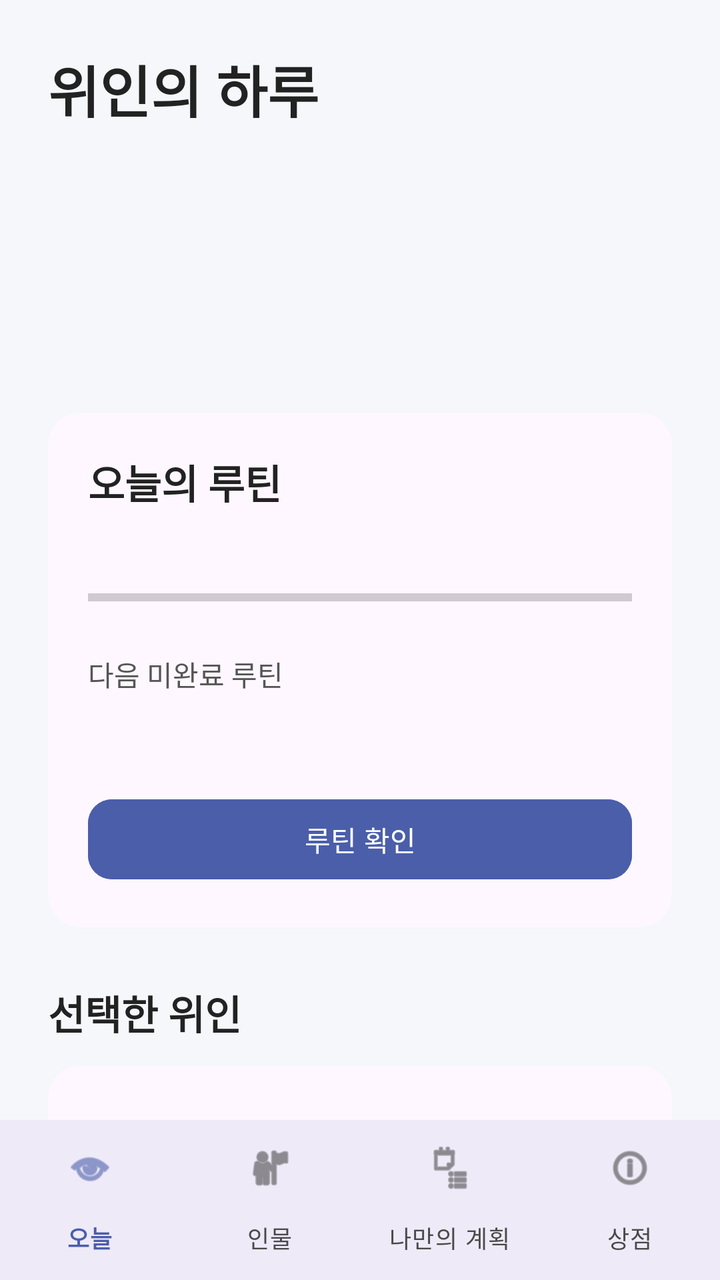
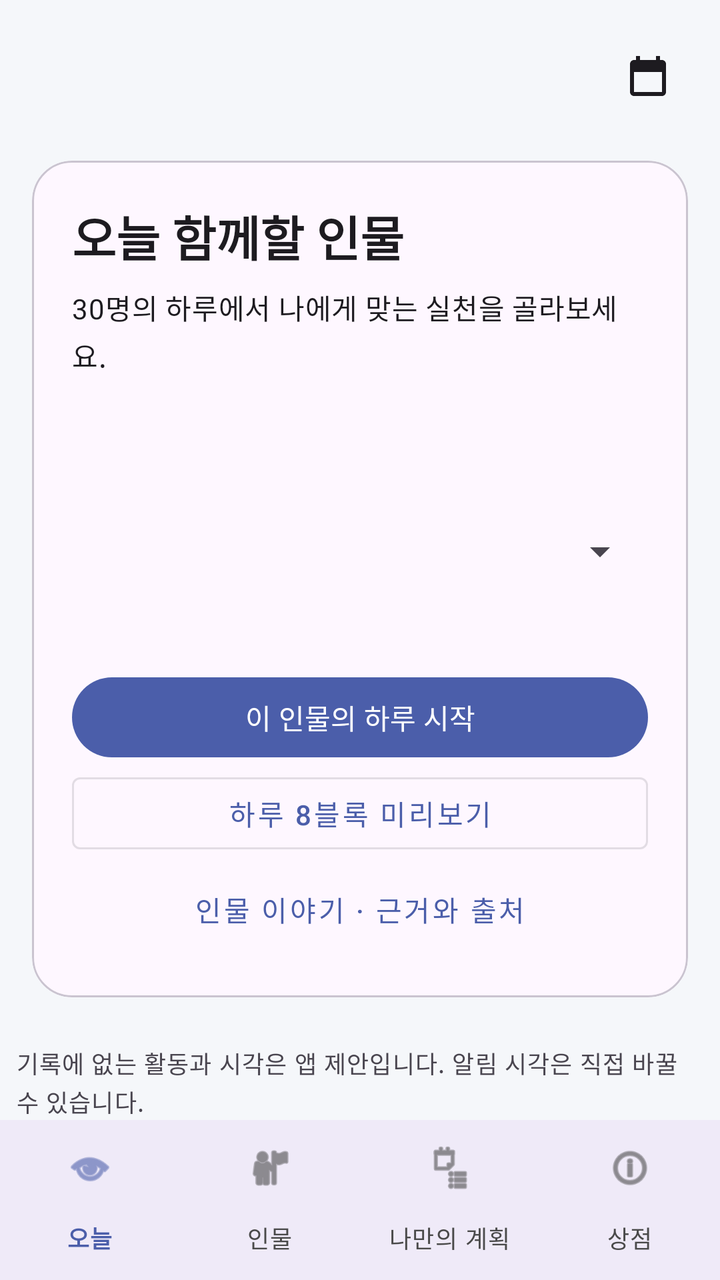

The first picture is an Android layout as it rendered before a commit; the second is the same layout after the commit. The layout source and the unified diff follow.
<!-- AndroidManifest.xml: application theme Theme.AndroidApp -->
<!-- res/layout/activity_main.xml -->
<?xml version="1.0" encoding="utf-8"?>
<LinearLayout xmlns:android="http://schemas.android.com/apk/res/android"
    xmlns:app="http://schemas.android.com/apk/res-auto"
    xmlns:tools="http://schemas.android.com/tools"
    android:layout_width="match_parent"
    android:layout_height="match_parent"
    android:orientation="vertical"
    android:background="@color/home_background"
    tools:context=".MainActivity">

    <androidx.core.widget.NestedScrollView
        android:layout_width="match_parent"
        android:layout_height="0dp"
        android:layout_weight="1"
        android:fillViewport="true">

        <LinearLayout
            android:layout_width="match_parent"
            android:layout_height="wrap_content"
            android:orientation="vertical"
            android:padding="24dp">

            <TextView
                android:id="@+id/tvGreeting1"
                android:layout_width="match_parent"
                android:layout_height="wrap_content"
                android:text="@string/home_title"
                android:textColor="@color/home_text"
                android:textSize="28sp"
                android:textStyle="bold" />

            <TextView
                android:id="@+id/tvGreeting2"
                android:layout_width="match_parent"
                android:layout_height="wrap_content"
                android:layout_marginTop="8dp"
                android:textColor="@color/home_secondary"
                android:textSize="14sp" />

            <TextView android:id="@+id/home_badge" android:layout_width="match_parent" android:layout_height="wrap_content" android:layout_marginTop="12dp" android:textColor="@color/home_primary" android:textAppearance="?attr/textAppearanceTitleMedium" />
            <TextView android:id="@+id/home_coins" android:layout_width="match_parent" android:layout_height="wrap_content" android:layout_marginTop="8dp" android:textAppearance="?attr/textAppearanceHeadlineSmall" />
            <TextView android:id="@+id/home_alarm_status" android:layout_width="match_parent" android:layout_height="wrap_content" android:textAppearance="?attr/textAppearanceBodySmall" />

            <com.google.android.material.card.MaterialCardView
                android:id="@+id/cardTodayRoutine"
                android:layout_width="match_parent"
                android:layout_height="wrap_content"
                android:layout_marginTop="24dp"
                app:cardBackgroundColor="?attr/colorSurface"
                app:cardCornerRadius="16dp"
                app:cardElevation="0dp"
                app:strokeWidth="0dp">

                <LinearLayout
                    android:layout_width="match_parent"
                    android:layout_height="wrap_content"
                    android:orientation="vertical"
                    android:padding="20dp">

                    <TextView
                        android:id="@+id/tvRoutineHeader"
                        android:layout_width="match_parent"
                        android:layout_height="wrap_content"
                        android:text="@string/home_today_routine"
                        android:textColor="@color/home_text"
                        android:textSize="20sp"
                        android:textStyle="bold" />

                    <TextView
                        android:id="@+id/tvRoutineProgressLabel"
                        android:layout_width="match_parent"
                        android:layout_height="wrap_content"
                        android:layout_marginTop="8dp"
                        android:textColor="@color/home_primary"
                        android:textSize="14sp" />

                    <ProgressBar
                        android:id="@+id/progressBar"
                        style="?android:attr/progressBarStyleHorizontal"
                        android:layout_width="match_parent"
                        android:layout_height="8dp"
                        android:layout_marginTop="12dp"
                        android:progressTint="@color/home_primary" />

                    <TextView
                        android:id="@+id/tvNextRoutineLabel"
                        android:layout_width="match_parent"
                        android:layout_height="wrap_content"
                        android:layout_marginTop="24dp"
                        android:text="@string/home_next_label"
                        android:textColor="@color/home_secondary"
                        android:textSize="14sp" />

                    <TextView
                        android:id="@+id/tvNextRoutine"
                        android:layout_width="match_parent"
                        android:layout_height="wrap_content"
                        android:layout_marginTop="4dp"
                        android:textColor="@color/home_text"
                        android:textSize="18sp"
                        android:textStyle="bold" />

                    <Button
                        android:id="@+id/btnCheckRoutine"
                        android:layout_width="match_parent"
                        android:layout_height="wrap_content"
                        android:minHeight="48dp"
                        android:layout_marginTop="20dp"
                        android:backgroundTint="@color/home_primary"
                        android:text="@string/home_check_routine"
                        android:textColor="@color/home_on_primary"
                        app:cornerRadius="12dp" />
                </LinearLayout>
            </com.google.android.material.card.MaterialCardView>

            <TextView
                android:id="@+id/tvHeroSectionTitle"
                android:layout_width="match_parent"
                android:layout_height="wrap_content"
                android:layout_marginTop="28dp"
                android:text="@string/home_selected_hero"
                android:textColor="@color/home_text"
                android:textSize="20sp"
                android:textStyle="bold" />

            <com.google.android.material.card.MaterialCardView
                android:id="@+id/cardTodayHero"
                android:layout_width="match_parent"
                android:layout_height="wrap_content"
                android:layout_marginTop="12dp"
                app:cardBackgroundColor="?attr/colorSurface"
                app:cardCornerRadius="16dp"
                app:cardElevation="0dp"
                app:strokeWidth="0dp">

                <LinearLayout
                    android:layout_width="match_parent"
                    android:layout_height="wrap_content"
                    android:gravity="center_horizontal"
                    android:orientation="vertical"
                    android:padding="20dp">

                    <ImageView
                        android:id="@+id/ivHeroImage"
                        android:layout_width="100dp"
                        android:layout_height="100dp"
                        android:layout_marginBottom="16dp"
                        android:contentDescription="@null"
                        android:scaleType="centerCrop" />

                    <TextView
                        android:id="@+id/tvHeroName"
                        android:layout_width="match_parent"
                        android:layout_height="wrap_content"
                        android:gravity="center"
                        android:textColor="@color/home_text"
                        android:textSize="20sp"
                        android:textStyle="bold" />

                    <TextView
                        android:id="@+id/tvHeroQuote"
                        android:layout_width="match_parent"
                        android:layout_height="wrap_content"
                        android:layout_marginTop="8dp"
                        android:gravity="center"
                        android:textColor="@color/home_secondary"
                        android:textSize="14sp" />

                    <Button
                        android:id="@+id/btnViewHero"
                        style="@style/Widget.MaterialComponents.Button.OutlinedButton"
                        android:layout_width="match_parent"
                        android:layout_height="wrap_content"
                        android:layout_marginTop="20dp"
                        android:minHeight="48dp"
                        android:text="@string/home_choose_hero"
                        android:textColor="@color/home_primary"
                        app:cornerRadius="12dp"
                        app:strokeColor="@color/home_primary"
                        app:strokeWidth="1dp" />
                </LinearLayout>
            </com.google.android.material.card.MaterialCardView>

            <TextView
                android:layout_width="match_parent"
                android:layout_height="wrap_content"
                android:layout_marginTop="20dp"
                android:text="@string/home_demo_notice"
                android:textColor="@color/home_secondary"
                android:textSize="13sp" />
            <com.google.android.material.button.MaterialButton android:id="@+id/btnShop" android:layout_width="match_parent" android:layout_height="wrap_content" android:text="@string/personal_shop" />
            <com.google.android.material.button.MaterialButton android:id="@+id/btnHistory" style="@style/Widget.MaterialComponents.Button.TextButton" android:layout_width="match_parent" android:layout_height="wrap_content" android:text="@string/personal_history" />
        </LinearLayout>
    </androidx.core.widget.NestedScrollView>

    <include layout="@layout/layout_bottom_nav" />
</LinearLayout>
<!-- res/layout/layout_bottom_nav.xml (included above) -->
<?xml version="1.0" encoding="utf-8"?>
<com.google.android.material.bottomnavigation.BottomNavigationView
    xmlns:android="http://schemas.android.com/apk/res/android"
    xmlns:app="http://schemas.android.com/apk/res-auto"
    android:id="@+id/bottomNavigationView"
    android:layout_width="match_parent"
    android:layout_height="wrap_content"
    android:layout_gravity="bottom"
    android:background="?attr/colorSurface"
    app:itemIconTint="@color/nav_item_color"
    app:itemTextColor="@color/nav_item_color"
    app:labelVisibilityMode="labeled"
    app:menu="@menu/bottom_nav_menu" />
<!-- resources referenced by this layout -->
<resources>
  <color name="home_background">#F5F7FA</color>
  <color name="home_on_primary">#FFFFFF</color>
  <color name="home_primary">#4B5EAA</color>
  <color name="home_secondary">#555555</color>
  <color name="home_text">#222222</color>
  <string name="home_check_routine">루틴 확인</string>
  <string name="home_choose_hero">위인 선택</string>
  <string name="home_demo_notice">역사에 기록된 습관을 오늘의 실천으로 이어갑니다. 루틴의 실천 시간은 직접 바꿀 수 있으며, 코인은 이 앱 안에서만 사용합니다.</string>
  <string name="home_next_label">다음 미완료 루틴</string>
  <string name="home_selected_hero">선택한 위인</string>
  <string name="home_title">위인의 하루</string>
  <string name="home_today_routine">오늘의 루틴</string>
  <string name="personal_history">완료 기록</string>
  <string name="personal_shop">코인 상점</string>
  <style name="Theme.AndroidApp" parent="Base.Theme.AndroidApp" />
  <style name="Base.Theme.AndroidApp" parent="Theme.Material3.DayNight.NoActionBar">
          <item name="colorPrimary">@color/home_primary</item>
          <item name="colorSecondary">@color/home_primary</item>
          
          
      </style>
</resources>

<!-- the commit's change to res/layout/activity_main.xml (unified diff, before → after) -->
@@ -1,199 +1,50 @@
 <?xml version="1.0" encoding="utf-8"?>
-<LinearLayout xmlns:android="http://schemas.android.com/apk/res/android"
-    xmlns:app="http://schemas.android.com/apk/res-auto"
-    xmlns:tools="http://schemas.android.com/tools"
-    android:layout_width="match_parent"
-    android:layout_height="match_parent"
-    android:orientation="vertical"
-    android:background="@color/home_background"
-    tools:context=".MainActivity">
-
-    <androidx.core.widget.NestedScrollView
-        android:layout_width="match_parent"
-        android:layout_height="0dp"
-        android:layout_weight="1"
-        android:fillViewport="true">
-
-        <LinearLayout
-            android:layout_width="match_parent"
-            android:layout_height="wrap_content"
-            android:orientation="vertical"
-            android:padding="24dp">
-
-            <TextView
-                android:id="@+id/tvGreeting1"
-                android:layout_width="match_parent"
-                android:layout_height="wrap_content"
-                android:text="@string/home_title"
-                android:textColor="@color/home_text"
-                android:textSize="28sp"
-                android:textStyle="bold" />
-
-            <TextView
-                android:id="@+id/tvGreeting2"
-                android:layout_width="match_parent"
-                android:layout_height="wrap_content"
-                android:layout_marginTop="8dp"
-                android:textColor="@color/home_secondary"
-                android:textSize="14sp" />
-
-            <TextView android:id="@+id/home_badge" android:layout_width="match_parent" android:layout_height="wrap_content" android:layout_marginTop="12dp" android:textColor="@color/home_primary" android:textAppearance="?attr/textAppearanceTitleMedium" />
-            <TextView android:id="@+id/home_coins" android:layout_width="match_parent" android:layout_height="wrap_content" android:layout_marginTop="8dp" android:textAppearance="?attr/textAppearanceHeadlineSmall" />
-            <TextView android:id="@+id/home_alarm_status" android:layout_width="match_parent" android:layout_height="wrap_content" android:textAppearance="?attr/textAppearanceBodySmall" />
-
-            <com.google.android.material.card.MaterialCardView
-                android:id="@+id/cardTodayRoutine"
-                android:layout_width="match_parent"
-                android:layout_height="wrap_content"
-                android:layout_marginTop="24dp"
-                app:cardBackgroundColor="?attr/colorSurface"
-                app:cardCornerRadius="16dp"
-                app:cardElevation="0dp"
-                app:strokeWidth="0dp">
-
-                <LinearLayout
-                    android:layout_width="match_parent"
-                    android:layout_height="wrap_content"
-                    android:orientation="vertical"
-                    android:padding="20dp">
-
-                    <TextView
-                        android:id="@+id/tvRoutineHeader"
-                        android:layout_width="match_parent"
-                        android:layout_height="wrap_content"
-                        android:text="@string/home_today_routine"
-                        android:textColor="@color/home_text"
-                        android:textSize="20sp"
-                        android:textStyle="bold" />
-
-                    <TextView
-                        android:id="@+id/tvRoutineProgressLabel"
-                        android:layout_width="match_parent"
-                        android:layout_height="wrap_content"
-                        android:layout_marginTop="8dp"
-                        android:textColor="@color/home_primary"
-                        android:textSize="14sp" />
-
-                    <ProgressBar
-                        android:id="@+id/progressBar"
-                        style="?android:attr/progressBarStyleHorizontal"
-                        android:layout_width="match_parent"
-                        android:layout_height="8dp"
-                        android:layout_marginTop="12dp"
-                        android:progressTint="@color/home_primary" />
-
-                    <TextView
-                        android:id="@+id/tvNextRoutineLabel"
-                        android:layout_width="match_parent"
-                        android:layout_height="wrap_content"
-                        android:layout_marginTop="24dp"
-                        android:text="@string/home_next_label"
-                        android:textColor="@color/home_secondary"
-                        android:textSize="14sp" />
-
-                    <TextView
-                        android:id="@+id/tvNextRoutine"
-                        android:layout_width="match_parent"
-                        android:layout_height="wrap_content"
-                        android:layout_marginTop="4dp"
-                        android:textColor="@color/home_text"
-                        android:textSize="18sp"
-                        android:textStyle="bold" />
-
-                    <Button
-                        android:id="@+id/btnCheckRoutine"
-                        android:layout_width="match_parent"
-                        android:layout_height="wrap_content"
-                        android:minHeight="48dp"
-                        android:layout_marginTop="20dp"
-                        android:backgroundTint="@color/home_primary"
-                        android:text="@string/home_check_routine"
-                        android:textColor="@color/home_on_primary"
-                        app:cornerRadius="12dp" />
+<LinearLayout xmlns:android="http://schemas.android.com/apk/res/android" xmlns:app="http://schemas.android.com/apk/res-auto" android:layout_width="match_parent" android:layout_height="match_parent" android:orientation="vertical" android:background="@color/home_background">
+    <androidx.core.widget.NestedScrollView android:layout_width="match_parent" android:layout_height="0dp" android:layout_weight="1" android:fillViewport="true">
+        <LinearLayout android:layout_width="match_parent" android:layout_height="wrap_content" android:orientation="vertical">
+            <LinearLayout android:layout_width="match_parent" android:layout_height="wrap_content" android:gravity="center_vertical" android:paddingStart="20dp" android:paddingEnd="12dp" android:paddingTop="12dp">
+                <LinearLayout android:layout_width="0dp" android:layout_height="wrap_content" android:layout_weight="1" android:orientation="vertical">
+                    <TextView android:id="@+id/routine_title" android:layout_width="match_parent" android:layout_height="wrap_content" android:textSize="22sp" android:textStyle="bold" android:textColor="?android:attr/textColorPrimary"/>
+                    <TextView android:id="@+id/routine_date" android:layout_width="match_parent" android:layout_height="wrap_content" android:layout_marginTop="4dp" android:textColor="?android:attr/textColorSecondary"/>
+                </LinearLayout>
+                <ImageButton android:id="@+id/iv_calendar" android:layout_width="48dp" android:layout_height="48dp" android:padding="12dp" android:src="@drawable/ic_calendar" android:contentDescription="@string/routine_choose_date" android:background="?attr/selectableItemBackgroundBorderless" app:tint="?android:attr/textColorPrimary"/>
+            </LinearLayout>
+            <com.google.android.material.card.MaterialCardView android:id="@+id/today_hero_card" android:layout_width="match_parent" android:layout_height="wrap_content" android:layout_margin="16dp" app:cardCornerRadius="20dp" app:cardElevation="0dp" app:cardBackgroundColor="?attr/colorSurface">
+                <LinearLayout android:layout_width="match_parent" android:layout_height="wrap_content" android:orientation="vertical" android:padding="20dp">
+                    <TextView android:layout_width="match_parent" android:layout_height="wrap_content" android:text="@string/today_pick_title" android:textAppearance="?attr/textAppearanceHeadlineSmall" android:textStyle="bold"/>
+                    <TextView android:layout_width="match_parent" android:layout_height="wrap_content" android:layout_marginTop="8dp" android:text="@string/today_pick_subtitle" android:textAppearance="?attr/textAppearanceBodyMedium"/>
+                    <ImageView android:id="@+id/today_hero_portrait" android:layout_width="48dp" android:layout_height="48dp" android:layout_marginTop="16dp" android:contentDescription="@null"/>
+                    <Spinner android:id="@+id/today_hero_picker" android:layout_width="match_parent" android:layout_height="wrap_content" android:minHeight="48dp" android:contentDescription="@string/today_pick_title"/>
+                    <TextView android:id="@+id/today_hero_field" android:layout_width="match_parent" android:layout_height="wrap_content" android:textAppearance="?attr/textAppearanceBodyMedium"/>
+                    <com.google.android.material.button.MaterialButton android:id="@+id/today_start_day" android:layout_width="match_parent" android:layout_height="wrap_content" android:minHeight="48dp" android:layout_marginTop="16dp" android:text="@string/day_start"/>
+                    <com.google.android.material.button.MaterialButton android:id="@+id/today_preview_toggle" style="@style/Widget.MaterialComponents.Button.OutlinedButton" android:layout_width="match_parent" android:layout_height="wrap_content" android:minHeight="48dp" android:text="@string/today_show_preview"/>
+                    <LinearLayout android:id="@+id/today_day_preview" android:layout_width="match_parent" android:layout_height="wrap_content" android:orientation="vertical" android:visibility="gone"/>
+                    <com.google.android.material.button.MaterialButton android:id="@+id/today_hero_detail" style="@style/Widget.MaterialComponents.Button.TextButton" android:layout_width="match_parent" android:layout_height="wrap_content" android:minHeight="48dp" android:text="@string/today_sources"/>
                 </LinearLayout>
             </com.google.android.material.card.MaterialCardView>
-
-            <TextView
-                android:id="@+id/tvHeroSectionTitle"
-                android:layout_width="match_parent"
-                android:layout_height="wrap_content"
-                android:layout_marginTop="28dp"
-                android:text="@string/home_selected_hero"
-                android:textColor="@color/home_text"
-                android:textSize="20sp"
-                android:textStyle="bold" />
-
-            <com.google.android.material.card.MaterialCardView
-                android:id="@+id/cardTodayHero"
-                android:layout_width="match_parent"
-                android:layout_height="wrap_content"
-                android:layout_marginTop="12dp"
-                app:cardBackgroundColor="?attr/colorSurface"
-                app:cardCornerRadius="16dp"
-                app:cardElevation="0dp"
-                app:strokeWidth="0dp">
-
-                <LinearLayout
-                    android:layout_width="match_parent"
-                    android:layout_height="wrap_content"
-                    android:gravity="center_horizontal"
-                    android:orientation="vertical"
-                    android:padding="20dp">
-
-                    <ImageView
-                        android:id="@+id/ivHeroImage"
-                        android:layout_width="100dp"
-                        android:layout_height="100dp"
-                        android:layout_marginBottom="16dp"
-                        android:contentDescription="@null"
-                        android:scaleType="centerCrop" />
-
-                    <TextView
-                        android:id="@+id/tvHeroName"
-                        android:layout_width="match_parent"
-                        android:layout_height="wrap_content"
-                        android:gravity="center"
-                        android:textColor="@color/home_text"
-                        android:textSize="20sp"
-                        android:textStyle="bold" />
-
-                    <TextView
-                        android:id="@+id/tvHeroQuote"
-                        android:layout_width="match_parent"
-                        android:layout_height="wrap_content"
-                        android:layout_marginTop="8dp"
-                        android:gravity="center"
-                        android:textColor="@color/home_secondary"
-                        android:textSize="14sp" />
-
-                    <Button
-                        android:id="@+id/btnViewHero"
-                        style="@style/Widget.MaterialComponents.Button.OutlinedButton"
-                        android:layout_width="match_parent"
-                        android:layout_height="wrap_content"
-                        android:layout_marginTop="20dp"
-                        android:minHeight="48dp"
-                        android:text="@string/home_choose_hero"
-                        android:textColor="@color/home_primary"
-                        app:cornerRadius="12dp"
-                        app:strokeColor="@color/home_primary"
-                        app:strokeWidth="1dp" />
+            <TextView android:id="@+id/day_notice" android:layout_width="match_parent" android:layout_height="wrap_content" android:text="@string/day_notice" android:textAppearance="?attr/textAppearanceBodySmall" android:padding="8dp"/>
+            <com.google.android.material.card.MaterialCardView android:layout_width="match_parent" android:layout_height="wrap_content" android:layout_margin="16dp" app:cardCornerRadius="20dp" app:cardElevation="0dp" app:cardBackgroundColor="?attr/colorPrimaryContainer">
+                <LinearLayout android:layout_width="match_parent" android:layout_height="wrap_content" android:orientation="vertical" android:padding="20dp">
+                    <TextView android:id="@+id/day_badge" android:layout_width="match_parent" android:layout_height="wrap_content" android:textAppearance="?attr/textAppearanceLabelLarge" android:textColor="?attr/colorOnPrimaryContainer"/>
+                    <TextView android:id="@+id/personal_summary" android:layout_width="match_parent" android:layout_height="wrap_content" android:layout_marginTop="8dp" android:textAppearance="?attr/textAppearanceTitleLarge" android:textStyle="bold" android:textColor="?attr/colorOnPrimaryContainer"/>
+                    <com.google.android.material.progressindicator.LinearProgressIndicator android:id="@+id/timeline_progress" android:layout_width="match_parent" android:layout_height="wrap_content" android:layout_marginTop="16dp" app:trackThickness="8dp" app:trackCornerRadius="4dp"/>
+                    <TextView android:id="@+id/timeline_next" android:layout_width="match_parent" android:layout_height="wrap_content" android:layout_marginTop="16dp" android:textAppearance="?attr/textAppearanceBodyLarge" android:textColor="?attr/colorOnPrimaryContainer"/>
                 </LinearLayout>
             </com.google.android.material.card.MaterialCardView>
-
-            <TextView
-                android:layout_width="match_parent"
-                android:layout_height="wrap_content"
-                android:layout_marginTop="20dp"
-                android:text="@string/home_demo_notice"
-                android:textColor="@color/home_secondary"
-                android:textSize="13sp" />
-            <com.google.android.material.button.MaterialButton android:id="@+id/btnShop" android:layout_width="match_parent" android:layout_height="wrap_content" android:text="@string/personal_shop" />
-            <com.google.android.material.button.MaterialButton android:id="@+id/btnHistory" style="@style/Widget.MaterialComponents.Button.TextButton" android:layout_width="match_parent" android:layout_height="wrap_content" android:text="@string/personal_history" />
+            <com.google.android.material.chip.ChipGroup android:id="@+id/timeline_heroes" android:layout_width="match_parent" android:layout_height="wrap_content" android:paddingStart="16dp" android:paddingEnd="16dp" app:singleSelection="true" app:selectionRequired="true"/>
+            <com.google.android.material.button.MaterialButton android:id="@+id/day_settings" style="@style/Widget.MaterialComponents.Button.TextButton" android:layout_width="match_parent" android:layout_height="wrap_content" android:text="@string/nav_settings"/>
+            <TextView android:id="@+id/personal_alarm_status" android:layout_width="match_parent" android:layout_height="wrap_content" android:paddingStart="16dp" android:paddingEnd="16dp" android:textAppearance="?attr/textAppearanceBodySmall"/>
+            <LinearLayout android:layout_width="match_parent" android:layout_height="wrap_content" android:orientation="vertical" android:paddingStart="8dp" android:paddingEnd="8dp">
+                <com.google.android.material.button.MaterialButton android:id="@+id/personal_add" android:layout_width="match_parent" android:layout_height="wrap_content" android:text="@string/personal_add"/>
+                <com.google.android.material.button.MaterialButton android:id="@+id/personal_manage" style="@style/Widget.MaterialComponents.Button.TextButton" android:layout_width="match_parent" android:layout_height="wrap_content" android:text="@string/personal_manage"/>
+            </LinearLayout>
+            <androidx.recyclerview.widget.RecyclerView android:id="@+id/rv_date_selector" android:layout_width="match_parent" android:layout_height="wrap_content" android:paddingBottom="12dp"/>
+            <TextView android:id="@+id/personal_empty" android:layout_width="match_parent" android:layout_height="wrap_content" android:padding="16dp" android:text="@string/personal_empty" android:visibility="gone"/>
+            <androidx.recyclerview.widget.RecyclerView android:id="@+id/rv_routine_list" android:layout_width="match_parent" android:layout_height="wrap_content" android:nestedScrollingEnabled="false" android:padding="12dp"/>
+            <com.google.android.material.button.MaterialButton android:id="@+id/personal_history" style="@style/Widget.MaterialComponents.Button.TextButton" android:layout_width="match_parent" android:layout_height="wrap_content" android:text="@string/personal_history"/>
         </LinearLayout>
     </androidx.core.widget.NestedScrollView>
-
-    <include layout="@layout/layout_bottom_nav" />
+    <include layout="@layout/layout_bottom_nav"/>
 </LinearLayout>
 <!-- res/layout/layout_bottom_nav.xml (included above) -->
 <?xml version="1.0" encoding="utf-8"?>
<!-- resource entries referenced after the edit -->
@@ -1,19 +1,30 @@
 <!-- resources referenced by this layout -->
 <resources>
   <color name="home_background">#F5F7FA</color>
-  <color name="home_on_primary">#FFFFFF</color>
+  <!-- drawable ic_calendar (drawable) -->
+  <?xml version="1.0" encoding="utf-8"?>
+  <vector xmlns:android="http://schemas.android.com/apk/res/android"
+      android:width="24dp"
+      android:height="24dp"
+      android:viewportWidth="24"
+      android:viewportHeight="24">
+      <path
+          android:fillColor="#333333"
+          android:pathData="M19,4h-1V2h-2v2H8V2H6v2H5C3.89,4 3.01,4.9 3.01,6L3,20c0,1.1 0.89,2 2,2h14c1.1,0 2,-0.9 2,-2V6C21,4.9 20.1,4 19,4zM19,20H5V10h14V20z" />
+  </vector>
+  <string name="day_notice">기록에 없는 활동과 시각은 앱 제안입니다. 알림 시각은 직접 바꿀 수 있습니다.</string>
+  <string name="day_start">이 인물의 하루 시작</string>
+  <string name="nav_settings">설정</string>
+  <string name="personal_add">습관 추가</string>
+  <string name="personal_empty">이 날짜에 등록된 루틴이 없습니다. 습관을 추가하거나 다른 날짜를 선택하세요.</string>
   <color name="home_primary">#4B5EAA</color>
-  <color name="home_secondary">#555555</color>
-  <color name="home_text">#222222</color>
-  <string name="home_check_routine">루틴 확인</string>
-  <string name="home_choose_hero">위인 선택</string>
-  <string name="home_demo_notice">역사에 기록된 습관을 오늘의 실천으로 이어갑니다. 루틴의 실천 시간은 직접 바꿀 수 있으며, 코인은 이 앱 안에서만 사용합니다.</string>
-  <string name="home_next_label">다음 미완료 루틴</string>
-  <string name="home_selected_hero">선택한 위인</string>
-  <string name="home_title">위인의 하루</string>
-  <string name="home_today_routine">오늘의 루틴</string>
   <string name="personal_history">완료 기록</string>
-  <string name="personal_shop">코인 상점</string>
+  <string name="personal_manage">모든 루틴 관리</string>
+  <string name="routine_choose_date">날짜 선택</string>
+  <string name="today_pick_subtitle">30명의 하루에서 나에게 맞는 실천을 골라보세요.</string>
+  <string name="today_pick_title">오늘 함께할 인물</string>
+  <string name="today_show_preview">하루 8블록 미리보기</string>
+  <string name="today_sources">인물 이야기 · 근거와 출처</string>
   <style name="Theme.AndroidApp" parent="Base.Theme.AndroidApp" />
   <style name="Base.Theme.AndroidApp" parent="Theme.Material3.DayNight.NoActionBar">
           <item name="colorPrimary">@color/home_primary</item>
